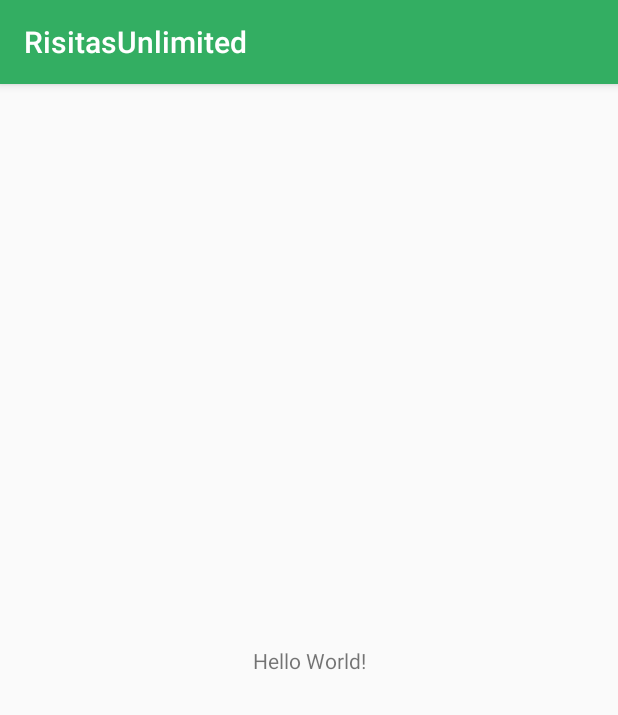
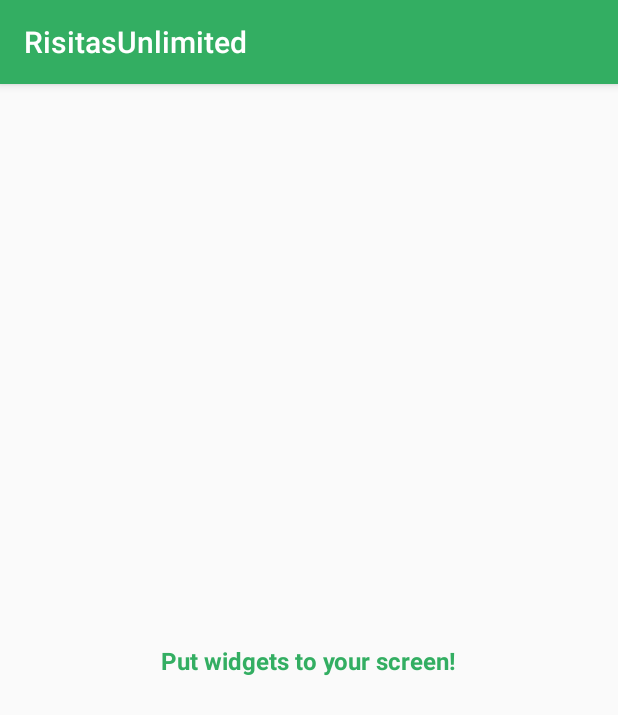
Before and after one commit to david3355/RisitasUnlimited, an Android app: the screen it shows after launch (MainSettingsActivity), on a phone screen of 412 x 824 dp. Shown: the top 715 px of the screen. Run offline under Robolectric (Android 15) with nearby library versions, the phone set to English and light mode, and no system bars.

Commit message:
Update main activity

```diff
--- a/app/src/main/res/layout/activity_main_settings.xml
+++ b/app/src/main/res/layout/activity_main_settings.xml
@@ -10,7 +10,10 @@
     <TextView
         android:layout_width="wrap_content"
         android:layout_height="wrap_content"
-        android:text="Hello World!"
+        android:text="Put widgets to your screen!"
+        android:textColor="@color/colorSpringGreen"
+        android:textStyle="bold"
+        android:textSize="16sp"
         app:layout_constraintBottom_toBottomOf="parent"
         app:layout_constraintLeft_toLeftOf="parent"
         app:layout_constraintRight_toRightOf="parent"
```
